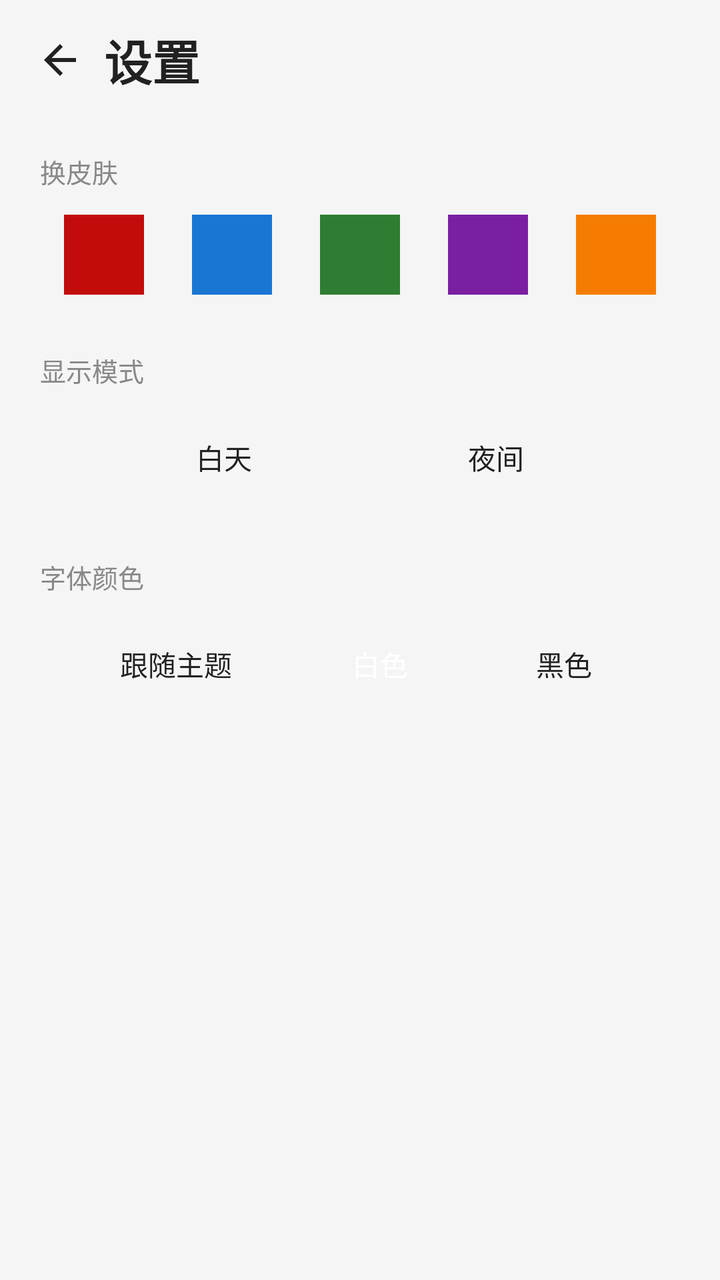
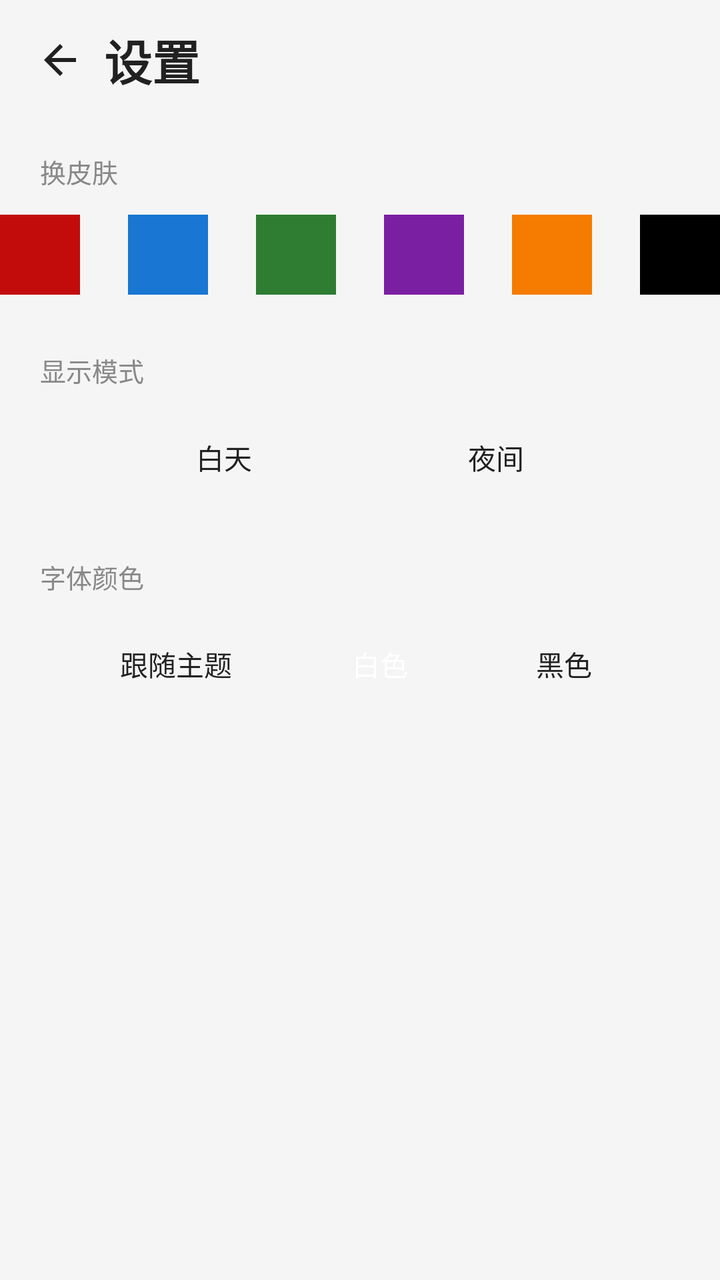

Before-and-after screenshots of an Android layout around one commit, followed by the original layout XML and the change that was made.
<!-- AndroidManifest.xml: application theme Theme.RedMusic -->
<!-- res/layout/fragment_settings.xml -->
<?xml version="1.0" encoding="utf-8"?>
<LinearLayout xmlns:android="http://schemas.android.com/apk/res/android"
    android:layout_width="match_parent"
    android:layout_height="match_parent"
    android:orientation="vertical">

    <LinearLayout
        android:layout_width="match_parent"
        android:layout_height="wrap_content"
        android:gravity="center_vertical"
        android:orientation="horizontal"
        android:paddingStart="8dp"
        android:paddingTop="8dp"
        android:paddingEnd="16dp">

        <ImageButton
            android:id="@+id/settings_back"
            android:layout_width="44dp"
            android:layout_height="44dp"
            android:background="@android:color/transparent"
            android:contentDescription="返回"
            android:src="@drawable/ic_arrow_back" />

        <TextView
            android:layout_width="wrap_content"
            android:layout_height="wrap_content"
            android:text="设置"
            android:textColor="@color/text_primary"
            android:textSize="24sp"
            android:textStyle="bold" />
    </LinearLayout>

    
    <TextView
        android:layout_width="wrap_content"
        android:layout_height="wrap_content"
        android:layout_marginStart="20dp"
        android:layout_marginTop="24dp"
        android:text="换皮肤"
        android:textColor="@color/text_secondary"
        android:textSize="13sp" />

    <LinearLayout
        android:id="@+id/skin_row"
        android:layout_width="match_parent"
        android:layout_height="wrap_content"
        android:layout_marginTop="12dp"
        android:gravity="center"
        android:orientation="horizontal">

        <View android:id="@+id/skin_0" android:layout_width="40dp" android:layout_height="40dp"
            android:layout_marginHorizontal="12dp" android:background="#C20C0C" />
        <View android:id="@+id/skin_1" android:layout_width="40dp" android:layout_height="40dp"
            android:layout_marginHorizontal="12dp" android:background="#1976D2" />
        <View android:id="@+id/skin_2" android:layout_width="40dp" android:layout_height="40dp"
            android:layout_marginHorizontal="12dp" android:background="#2E7D32" />
        <View android:id="@+id/skin_3" android:layout_width="40dp" android:layout_height="40dp"
            android:layout_marginHorizontal="12dp" android:background="#7B1FA2" />
        <View android:id="@+id/skin_4" android:layout_width="40dp" android:layout_height="40dp"
            android:layout_marginHorizontal="12dp" android:background="#F57C00" />
    </LinearLayout>

    
    <TextView
        android:layout_width="wrap_content"
        android:layout_height="wrap_content"
        android:layout_marginStart="20dp"
        android:layout_marginTop="28dp"
        android:text="显示模式"
        android:textColor="@color/text_secondary"
        android:textSize="13sp" />

    <LinearLayout
        android:layout_width="match_parent"
        android:layout_height="wrap_content"
        android:layout_marginTop="12dp"
        android:gravity="center"
        android:orientation="horizontal">

        <TextView
            android:id="@+id/mode_day"
            android:layout_width="120dp"
            android:layout_height="44dp"
            android:layout_marginHorizontal="8dp"
            android:gravity="center"
            android:text="白天"
            android:textColor="@color/text_primary"
            android:textSize="14sp" />

        <TextView
            android:id="@+id/mode_night"
            android:layout_width="120dp"
            android:layout_height="44dp"
            android:layout_marginHorizontal="8dp"
            android:gravity="center"
            android:text="夜间"
            android:textColor="@color/text_primary"
            android:textSize="14sp" />
    </LinearLayout>

    
    <TextView
        android:layout_width="wrap_content"
        android:layout_height="wrap_content"
        android:layout_marginStart="20dp"
        android:layout_marginTop="28dp"
        android:text="字体颜色"
        android:textColor="@color/text_secondary"
        android:textSize="13sp" />

    <LinearLayout
        android:layout_width="match_parent"
        android:layout_height="wrap_content"
        android:layout_marginTop="12dp"
        android:gravity="center"
        android:orientation="horizontal">

        <TextView
            android:id="@+id/font_auto"
            android:layout_width="100dp"
            android:layout_height="44dp"
            android:layout_marginHorizontal="6dp"
            android:gravity="center"
            android:text="跟随主题"
            android:textColor="@color/text_primary"
            android:textSize="14sp" />

        <TextView
            android:id="@+id/font_white"
            android:layout_width="80dp"
            android:layout_height="44dp"
            android:layout_marginHorizontal="6dp"
            android:gravity="center"
            android:text="白色"
            android:textColor="#FFFFFF"
            android:textSize="14sp" />

        <TextView
            android:id="@+id/font_black"
            android:layout_width="80dp"
            android:layout_height="44dp"
            android:layout_marginHorizontal="6dp"
            android:gravity="center"
            android:text="黑色"
            android:textColor="#212121"
            android:textSize="14sp" />
    </LinearLayout>

</LinearLayout>
<!-- resources referenced by this layout -->
<resources>
  <color name="text_primary">#212121</color>
  <color name="text_secondary">#888888</color>
  <!-- drawable ic_arrow_back (drawable) -->
  <?xml version="1.0" encoding="utf-8"?>
  <vector xmlns:android="http://schemas.android.com/apk/res/android"
      android:width="24dp" android:height="24dp"
      android:viewportWidth="24" android:viewportHeight="24">
      <path android:fillColor="@color/text_primary" android:pathData="M20,11H7.83l5.59,-5.59L12,4l-8,8l8,8l1.41,-1.41L7.83,13H20v-2z" />
  </vector>
  <style name="Theme.RedMusic" parent="Theme.AppCompat.DayNight.NoActionBar">
          <item name="colorPrimary">@color/red</item>
          <item name="colorPrimaryDark">#8A0808</item>
          <item name="colorAccent">@color/red_light</item>
          <item name="android:windowBackground">@color/bg</item>
          <item name="android:statusBarColor">@color/bg</item>
          <item name="android:navigationBarColor">@color/bg</item>
          <item name="android:textColorPrimary">@color/text_primary</item>
      </style>
  <color name="red">#C20C0C</color>
  <color name="red_light">#FF6B6B</color>
  <color name="bg">#F5F5F5</color>
</resources>

<!-- the commit's change to res/layout/fragment_settings.xml (unified diff, before → after) -->
@@ -58,6 +58,8 @@
             android:layout_marginHorizontal="12dp" android:background="#7B1FA2" />
         <View android:id="@+id/skin_4" android:layout_width="40dp" android:layout_height="40dp"
             android:layout_marginHorizontal="12dp" android:background="#F57C00" />
+        <View android:id="@+id/skin_5" android:layout_width="40dp" android:layout_height="40dp"
+            android:layout_marginHorizontal="12dp" android:background="#000000" />
     </LinearLayout>
 
     
